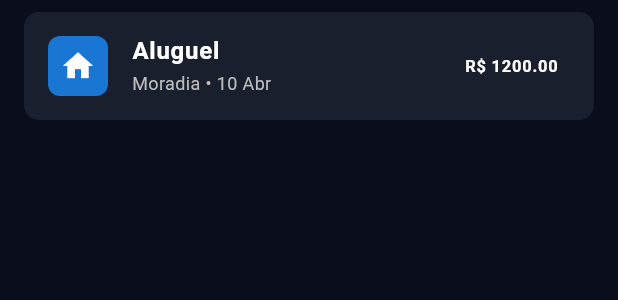
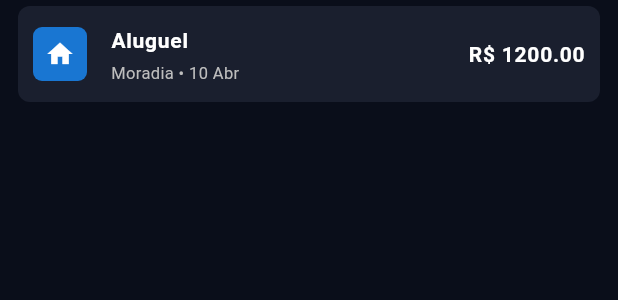
Before and after one commit to borinvini/finances_app, a Flutter app: the ExpenseListItem widget shown alone on an empty page, opened directly with sample values from the repository, on a phone screen of 412 x 824 dp. Shown: the top 300 px of the screen. Run offline on Flutter 3.47's test engine with Material 3 defaults, Android fonts, the phone set to English and light mode, and no system bars.

Commit message:
Changing list density

```diff
--- a/lib/widgets/expense_list_item.dart
+++ b/lib/widgets/expense_list_item.dart
@@ -14,23 +14,26 @@ class ExpenseListItem extends StatelessWidget {
   @override
   Widget build(BuildContext context) {
     return Padding(
-      padding: const EdgeInsets.symmetric(horizontal: 16.0, vertical: 8.0),
+      padding: const EdgeInsets.symmetric(horizontal: 12.0, vertical: 4.0), // Reduced padding
       child: Container(
         decoration: BoxDecoration(
-          borderRadius: BorderRadius.circular(10),
+          borderRadius: BorderRadius.circular(8), // Smaller radius
           color: const Color(0xFF1A1F2E),
         ),
         child: ListTile(
+          dense: true, // Make ListTile more compact
+          contentPadding: const EdgeInsets.symmetric(horizontal: 10.0, vertical: 0), // Reduced padding
           leading: Container(
-            width: 40,
-            height: 40,
+            width: 36, // Smaller icon
+            height: 36, // Smaller icon
             decoration: BoxDecoration(
               color: expense.iconBackgroundColor,
-              borderRadius: BorderRadius.circular(8),
+              borderRadius: BorderRadius.circular(6), // Smaller radius
             ),
             child: Icon(
               expense.icon,
               color: Colors.white,
+              size: 20, // Smaller icon
             ),
           ),
           title: Text(
@@ -38,6 +41,7 @@ class ExpenseListItem extends StatelessWidget {
             style: const TextStyle(
               fontWeight: FontWeight.bold,
               color: Colors.white,
+              fontSize: 14, // Smaller font
             ),
           ),
           subtitle: Text(
@@ -46,7 +50,7 @@ class ExpenseListItem extends StatelessWidget {
               : '${expense.category} • ${expense.date.day.toString().padLeft(2, '0')} Abr',
             style: TextStyle(
               color: Colors.grey[400],
-              fontSize: 12,
+              fontSize: 11, // Smaller font
             ),
           ),
           trailing: Text(
@@ -54,6 +58,7 @@ class ExpenseListItem extends StatelessWidget {
             style: const TextStyle(
               fontWeight: FontWeight.bold,
               color: Colors.white,
+              fontSize: 14, // Smaller font
             ),
           ),
         ),
```
Also changed, not shown: lib/screens/home_screen.dart (+14 -5 lines), lib/widgets/compact_expense_list_item.dart (added, +87 -0 lines), lib/widgets/expense_section.dart (+10 -8 lines), lib/widgets/summary_card.dart (+21 -19 lines).
